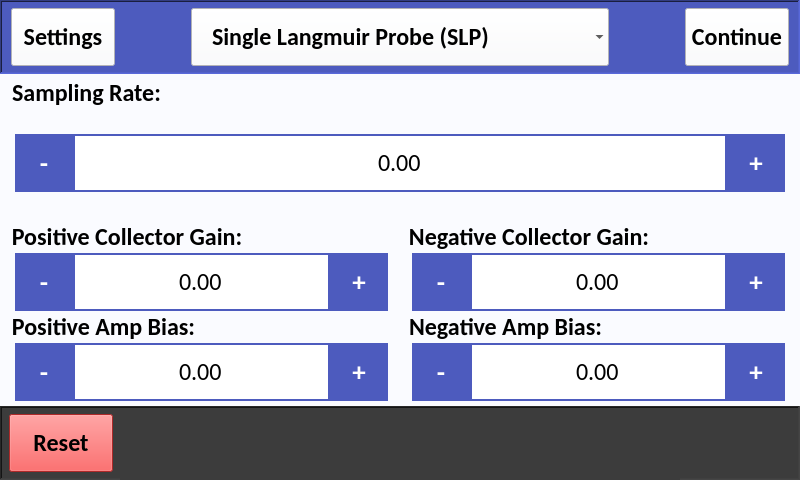
Above: src/user_interface/experiment_setup.ui from CFigueroa90894/plasmetry before the change. Below: the same form after it.
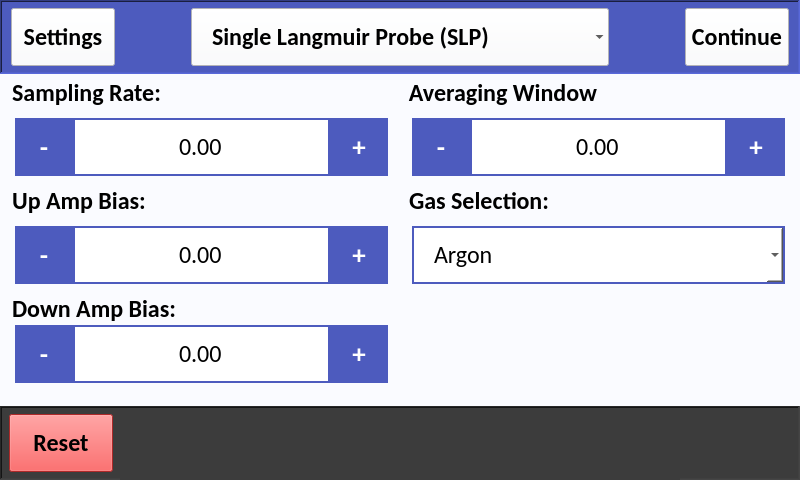
That is the form after the change. The open tabs and pages were chosen to show the change.

The edit to the form file:
```diff
--- a/src/user_interface/experiment_setup.ui
+++ b/src/user_interface/experiment_setup.ui
@@ -300,7 +300,7 @@
       </property>
       <property name="styleSheet">
        <string notr="true">QGroupBox {
-	border: 1px solid transparent;
+	border: 1px solid #fafbff;
 	background-color: transparent;
     color: black; 
     margin-top: 30px;  /* Add margin to preserve space for the title */
@@ -2208,210 +2208,6 @@
         <property name="bottomMargin">
          <number>0</number>
         </property>
-        <item>
-         <widget class="QFrame" name="frame_24">
-          <property name="frameShape">
-           <enum>QFrame::StyledPanel</enum>
-          </property>
-          <property name="frameShadow">
-           <enum>QFrame::Raised</enum>
-          </property>
-          <layout class="QHBoxLayout" name="horizontalLayout_39">
-           <property name="spacing">
-            <number>0</number>
-           </property>
-           <property name="leftMargin">
-            <number>0</number>
-           </property>
-           <property name="topMargin">
-            <number>0</number>
-           </property>
-           <property name="rightMargin">
-            <number>0</number>
-           </property>
-           <property name="bottomMargin">
-            <number>0</number>
-           </property>
-           <item>
-            <widget class="QFrame" name="frame_25">
-             <property name="frameShape">
-              <enum>QFrame::StyledPanel</enum>
-             </property>
-             <property name="frameShadow">
-              <enum>QFrame::Raised</enum>
-             </property>
-             <layout class="QVBoxLayout" name="verticalLayout_25">
-              <property name="spacing">
-               <number>0</number>
-              </property>
-              <property name="leftMargin">
-               <number>0</number>
-              </property>
-              <property name="topMargin">
-               <number>0</number>
-              </property>
-              <property name="rightMargin">
-               <number>0</number>
-              </property>
-              <property name="bottomMargin">
-               <number>0</number>
-              </property>
-              <item>
-               <widget class="QGroupBox" name="tlp_c_sampling_rate_gb">
-                <property name="font">
-                 <font>
-                  <family>Calibri</family>
-                  <pointsize>18</pointsize>
-                  <weight>75</weight>
-                  <bold>true</bold>
-                 </font>
-                </property>
-                <property name="styleSheet">
-                 <string notr="true"/>
-                </property>
-                <property name="title">
-                 <string>Sampling Rate:</string>
-                </property>
-                <property name="alignment">
-                 <set>Qt::AlignLeading|Qt::AlignLeft|Qt::AlignVCenter</set>
-                </property>
-                <layout class="QHBoxLayout" name="horizontalLayout_40">
-                 <property name="spacing">
-                  <number>0</number>
-                 </property>
-                 <property name="leftMargin">
-                  <number>10</number>
-                 </property>
-                 <property name="topMargin">
-                  <number>0</number>
-                 </property>
-                 <property name="rightMargin">
-                  <number>10</number>
-                 </property>
-                 <property name="bottomMargin">
-                  <number>0</number>
-                 </property>
-                 <item>
-                  <widget class="QToolButton" name="tlp_c_sampling_rate_minus">
-                   <property name="minimumSize">
-                    <size>
-                     <width>58</width>
-                     <height>58</height>
-                    </size>
-                   </property>
-                   <property name="maximumSize">
-                    <size>
-                     <width>58</width>
-                     <height>58</height>
-                    </size>
-                   </property>
-                   <property name="font">
-                    <font>
-                     <pointsize>20</pointsize>
-                     <weight>75</weight>
-                     <bold>true</bold>
-                    </font>
-                   </property>
-                   <property name="text">
-                    <string>-</string>
-                   </property>
-                  </widget>
-                 </item>
-                 <item>
-                  <widget class="QDoubleSpinBox" name="tlp_c_sampling_rate_input">
-                   <property name="minimumSize">
-                    <size>
-                     <width>0</width>
-                     <height>58</height>
-                    </size>
-                   </property>
-                   <property name="maximumSize">
-                    <size>
-                     <width>1000</width>
-                     <height>58</height>
-                    </size>
-                   </property>
-                   <property name="font">
-                    <font>
-                     <family>Calibri</family>
-                     <pointsize>18</pointsize>
-                    </font>
-                   </property>
-                   <property name="focusPolicy">
-                    <enum>Qt::NoFocus</enum>
-                   </property>
-                   <property name="layoutDirection">
-                    <enum>Qt::LeftToRight</enum>
-                   </property>
-                   <property name="styleSheet">
-                    <string notr="true">QDoubleSpinBox {
-	background-color: #FFFFFF;
-}</string>
-                   </property>
-                   <property name="alignment">
-                    <set>Qt::AlignCenter</set>
-                   </property>
-                   <property name="readOnly">
-                    <bool>true</bool>
-                   </property>
-                   <property name="buttonSymbols">
-                    <enum>QAbstractSpinBox::NoButtons</enum>
-                   </property>
-                   <property name="correctionMode">
-                    <enum>QAbstractSpinBox::CorrectToPreviousValue</enum>
-                   </property>
-                   <property name="showGroupSeparator" stdset="0">
-                    <bool>false</bool>
-                   </property>
-                   <property name="decimals">
-                    <number>2</number>
-                   </property>
-                   <property name="minimum">
-                    <double>-10000.000000000000000</double>
-                   </property>
-                   <property name="maximum">
-                    <double>10000.000000000000000</double>
-                   </property>
-                  </widget>
-                 </item>
-                 <item>
-                  <widget class="QToolButton" name="tlp_c_sampling_rate_plus">
-                   <property name="minimumSize">
-                    <size>
-                     <width>58</width>
-                     <height>58</height>
-                    </size>
-                   </property>
-                   <property name="maximumSize">
-                    <size>
-                     <width>16777215</width>
-                     <height>58</height>
-                    </size>
-                   </property>
-                   <property name="font">
-                    <font>
-                     <pointsize>20</pointsize>
-                     <weight>75</weight>
-                     <bold>true</bold>
-                    </font>
-                   </property>
-                   <property name="focusPolicy">
-                    <enum>Qt::NoFocus</enum>
-                   </property>
-                   <property name="text">
-                    <string>+</string>
-                   </property>
-                  </widget>
-                 </item>
-                </layout>
-               </widget>
-              </item>
-             </layout>
-            </widget>
-           </item>
-          </layout>
-         </widget>
-        </item>
         <item>
          <widget class="QFrame" name="frame_21">
           <property name="frameShape">
@@ -2474,12 +2270,12 @@
                  <string notr="true"/>
                 </property>
                 <property name="title">
-                 <string>Positive Collector Gain:</string>
+                 <string>Sampling Rate:</string>
                 </property>
                 <property name="alignment">
                  <set>Qt::AlignLeading|Qt::AlignLeft|Qt::AlignVCenter</set>
                 </property>
-                <layout class="QHBoxLayout" name="horizontalLayout_35">
+                <layout class="QHBoxLayout" name="horizontalLayout_40">
                  <property name="spacing">
                   <number>0</number>
                  </property>
@@ -2496,7 +2292,7 @@
                   <number>0</number>
                  </property>
                  <item>
-                  <widget class="QToolButton" name="tlp_c_positive_collector_gain_minus">
+                  <widget class="QToolButton" name="tlc_sampling_rate_minus">
                    <property name="minimumSize">
                     <size>
                      <width>58</width>
@@ -2522,7 +2318,7 @@
                   </widget>
                  </item>
                  <item>
-                  <widget class="QDoubleSpinBox" name="tlp_c_positive_collector_gain_input">
+                  <widget class="QDoubleSpinBox" name="tlc_sampling_rate_input">
                    <property name="minimumSize">
                     <size>
                      <width>0</width>
@@ -2579,7 +2375,7 @@
                   </widget>
                  </item>
                  <item>
-                  <widget class="QToolButton" name="tlp_c_positive_collector_gain_plus">
+                  <widget class="QToolButton" name="tlc_sampling_rate_plus">
                    <property name="minimumSize">
                     <size>
                      <width>58</width>
@@ -2621,7 +2417,7 @@
                  </font>
                 </property>
                 <property name="title">
-                 <string>Positive Amp Bias:</string>
+                 <string>Up Amp Bias:</string>
                 </property>
                 <property name="alignment">
                  <set>Qt::AlignLeading|Qt::AlignLeft|Qt::AlignVCenter</set>
@@ -2720,7 +2516,157 @@
                   </widget>
                  </item>
                  <item>
-                  <widget class="QToolButton" name="tlp_c_positive_amp_bias_plus">
+                  <widget class="QToolButton" name="tlc_up_amp_bias_plus">
+                   <property name="minimumSize">
+                    <size>
+                     <width>58</width>
+                     <height>58</height>
+                    </size>
+                   </property>
+                   <property name="maximumSize">
+                    <size>
+                     <width>16777215</width>
+                     <height>58</height>
+                    </size>
+                   </property>
+                   <property name="font">
+                    <font>
+                     <pointsize>20</pointsize>
+                     <weight>75</weight>
+                     <bold>true</bold>
+                    </font>
+                   </property>
+                   <property name="focusPolicy">
+                    <enum>Qt::NoFocus</enum>
+                   </property>
+                   <property name="text">
+                    <string>+</string>
+                   </property>
+                  </widget>
+                 </item>
+                </layout>
+               </widget>
+              </item>
+              <item>
+               <widget class="QGroupBox" name="tlc_down_amp_bias_gb">
+                <property name="font">
+                 <font>
+                  <family>Calibri</family>
+                  <pointsize>18</pointsize>
+                  <weight>75</weight>
+                  <bold>true</bold>
+                 </font>
+                </property>
+                <property name="styleSheet">
+                 <string notr="true"/>
+                </property>
+                <property name="title">
+                 <string>Down Amp Bias:</string>
+                </property>
+                <property name="alignment">
+                 <set>Qt::AlignLeading|Qt::AlignLeft|Qt::AlignVCenter</set>
+                </property>
+                <layout class="QHBoxLayout" name="horizontalLayout_57">
+                 <property name="spacing">
+                  <number>0</number>
+                 </property>
+                 <property name="leftMargin">
+                  <number>10</number>
+                 </property>
+                 <property name="topMargin">
+                  <number>0</number>
+                 </property>
+                 <property name="rightMargin">
+                  <number>10</number>
+                 </property>
+                 <property name="bottomMargin">
+                  <number>0</number>
+                 </property>
+                 <item alignment="Qt::AlignTop">
+                  <widget class="QToolButton" name="tlc_down_amp_bias_minus">
+                   <property name="minimumSize">
+                    <size>
+                     <width>58</width>
+                     <height>58</height>
+                    </size>
+                   </property>
+                   <property name="maximumSize">
+                    <size>
+                     <width>58</width>
+                     <height>58</height>
+                    </size>
+                   </property>
+                   <property name="font">
+                    <font>
+                     <pointsize>20</pointsize>
+                     <weight>75</weight>
+                     <bold>true</bold>
+                    </font>
+                   </property>
+                   <property name="text">
+                    <string>-</string>
+                   </property>
+                  </widget>
+                 </item>
+                 <item alignment="Qt::AlignTop">
+                  <widget class="QDoubleSpinBox" name="tlc_down_amp_bias_input">
+                   <property name="minimumSize">
+                    <size>
+                     <width>0</width>
+                     <height>58</height>
+                    </size>
+                   </property>
+                   <property name="maximumSize">
+                    <size>
+                     <width>1000</width>
+                     <height>58</height>
+                    </size>
+                   </property>
+                   <property name="font">
+                    <font>
+                     <family>Calibri</family>
+                     <pointsize>18</pointsize>
+                    </font>
+                   </property>
+                   <property name="focusPolicy">
+                    <enum>Qt::NoFocus</enum>
+                   </property>
+                   <property name="layoutDirection">
+                    <enum>Qt::LeftToRight</enum>
+                   </property>
+                   <property name="styleSheet">
+                    <string notr="true">QDoubleSpinBox {
+	background-color: #FFFFFF;
+}</string>
+                   </property>
+                   <property name="alignment">
+                    <set>Qt::AlignCenter</set>
+                   </property>
+                   <property name="readOnly">
+                    <bool>true</bool>
+                   </property>
+                   <property name="buttonSymbols">
+                    <enum>QAbstractSpinBox::NoButtons</enum>
+                   </property>
+                   <property name="correctionMode">
+                    <enum>QAbstractSpinBox::CorrectToPreviousValue</enum>
+                   </property>
+                   <property name="showGroupSeparator" stdset="0">
+                    <bool>false</bool>
+                   </property>
+                   <property name="decimals">
+                    <number>2</number>
+                   </property>
+                   <property name="minimum">
+                    <double>-10000.000000000000000</double>
+                   </property>
+                   <property name="maximum">
+                    <double>10000.000000000000000</double>
+                   </property>
+                  </widget>
+                 </item>
+                 <item alignment="Qt::AlignTop">
+                  <widget class="QToolButton" name="tlc_down_amp_bias_plus">
                    <property name="minimumSize">
                     <size>
                      <width>58</width>
@@ -2792,7 +2738,7 @@
                  <string notr="true"/>
                 </property>
                 <property name="title">
-                 <string>Negative Collector Gain:</string>
+                 <string>Averaging Window</string>
                 </property>
                 <property name="alignment">
                  <set>Qt::AlignLeading|Qt::AlignLeft|Qt::AlignVCenter</set>
@@ -2942,12 +2888,12 @@
                  <string notr="true"/>
                 </property>
                 <property name="title">
-                 <string>Negative Amp Bias:</string>
+                 <string>Gas Selection:</string>
                 </property>
                 <property name="alignment">
                  <set>Qt::AlignLeading|Qt::AlignLeft|Qt::AlignVCenter</set>
                 </property>
-                <layout class="QHBoxLayout" name="horizontalLayout_38">
+                <layout class="QVBoxLayout" name="verticalLayout_28">
                  <property name="spacing">
                   <number>0</number>
                  </property>
@@ -2964,35 +2910,9 @@
                   <number>0</number>
                  </property>
                  <item>
-                  <widget class="QToolButton" name="tlp_c_negative_amp_bias_minus">
+                  <widget class="QComboBox" name="tlc_gas_select_cb">
                    <property name="minimumSize">
                     <size>
-                     <width>58</width>
-                     <height>58</height>
-                    </size>
-                   </property>
-                   <property name="maximumSize">
-                    <size>
-                     <width>58</width>
-                     <height>58</height>
-                    </size>
-                   </property>
-                   <property name="font">
-                    <font>
-                     <pointsize>20</pointsize>
-                     <weight>75</weight>
-                     <bold>true</bold>
-                    </font>
-                   </property>
-                   <property name="text">
-                    <string>-</string>
-                   </property>
-                  </widget>
-                 </item>
-                 <item>
-                  <widget class="QDoubleSpinBox" name="tlp_c_negative_amp_bias_input">
-                   <property name="minimumSize">
-                    <size>
                      <width>0</width>
                      <height>58</height>
                     </size>
@@ -3007,74 +2927,104 @@
                     <font>
                      <family>Calibri</family>
                      <pointsize>18</pointsize>
+                     <weight>50</weight>
+                     <bold>false</bold>
                     </font>
                    </property>
                    <property name="focusPolicy">
                     <enum>Qt::NoFocus</enum>
                    </property>
-                   <property name="layoutDirection">
-                    <enum>Qt::LeftToRight</enum>
-                   </property>
                    <property name="styleSheet">
-                    <string notr="true">QDoubleSpinBox {
+                    <string notr="true">QComboBox {
 	background-color: #FFFFFF;
-}</string>
+	padding-left: 20px;
+	text-align: left;
+}
+
+QComboBox:focus {
+    outline: none; 
+    border: 1px solid gray;
+}
+
+QComboBox QAbstractItemView {
+    selection-background-color: white;
+    selection-color: black; 
+}
+</string>
                    </property>
-                   <property name="alignment">
-                    <set>Qt::AlignCenter</set>
-                   </property>
-                   <property name="readOnly">
+                   <property name="frame">
                     <bool>true</bool>
                    </property>
-                   <property name="buttonSymbols">
-                    <enum>QAbstractSpinBox::NoButtons</enum>
-                   </property>
-                   <property name="correctionMode">
-                    <enum>QAbstractSpinBox::CorrectToPreviousValue</enum>
-                   </property>
-                   <property name="showGroupSeparator" stdset="0">
-                    <bool>false</bool>
-                   </property>
-                   <property name="decimals">
-                    <number>2</number>
-                   </property>
-                   <property name="minimum">
-                    <double>-10000.000000000000000</double>
-                   </property>
-                   <property name="maximum">
-                    <double>10000.000000000000000</double>
-                   </property>
+                   <item>
+                    <property name="text">
+                     <string>Argon</string>
+                    </property>
+                   </item>
+                   <item>
+                    <property name="text">
+                     <string>Helium</string>
+                    </property>
+                   </item>
+                   <item>
+                    <property name="text">
+                     <string>Nitrogen</string>
+                    </property>
+                   </item>
+                   <item>
+                    <property name="text">
+                     <string>CO2</string>
+                    </property>
+                   </item>
+                   <item>
+                    <property name="text">
+                     <string>Oxygen</string>
+                    </property>
+                   </item>
+                   <item>
+                    <property name="text">
+                     <string>Hydrogen</string>
+                    </property>
+                   </item>
                   </widget>
                  </item>
-                 <item>
-                  <widget class="QToolButton" name="tlp_c_negative_amp_bias_plus">
-                   <property name="minimumSize">
-                    <size>
-                     <width>58</width>
-                     <height>58</height>
-                    </size>
-                   </property>
-                   <property name="maximumSize">
-                    <size>
-                     <width>16777215</width>
-                     <height>58</height>
-                    </size>
-                   </property>
-                   <property name="font">
-                    <font>
-                     <pointsize>20</pointsize>
-                     <weight>75</weight>
-                     <bold>true</bold>
-                    </font>
-                   </property>
-                   <property name="focusPolicy">
-                    <enum>Qt::NoFocus</enum>
-                   </property>
-                   <property name="text">
-                    <string>+</string>
-                   </property>
-                  </widget>
-                 </item>
+                </layout>
+               </widget>
+              </item>
+              <item>
+               <widget class="QGroupBox" name="filler">
+                <property name="font">
+                 <font>
+                  <family>Calibri</family>
+                  <pointsize>18</pointsize>
+                  <weight>75</weight>
+                  <bold>true</bold>
+                 </font>
+                </property>
+                <property name="styleSheet">
+                 <string notr="true"/>
+                </property>
+                <property name="title">
+                 <string/>
+                </property>
+                <property name="alignment">
+                 <set>Qt::AlignLeading|Qt::AlignLeft|Qt::AlignVCenter</set>
+                </property>
+                <layout class="QVBoxLayout" name="verticalLayout_30">
+                 <property name="spacing">
+                  <number>0</number>
+                 </property>
+                 <property name="leftMargin">
+                  <number>10</number>
+                 </property>
+                 <property name="topMargin">
+                  <number>0</number>
+                 </property>
+                 <property name="rightMargin">
+                  <number>10</number>
+                 </property>
+                 <property name="bottomMargin">
+                  <number>0</number>
+                 </property>
                 </layout>
                </widget>
               </item>
@@ -3103,210 +3053,6 @@
         <property name="bottomMargin">
          <number>0</number>
         </property>
-        <item>
-         <widget class="QFrame" name="frame_29">
-          <property name="frameShape">
-           <enum>QFrame::StyledPanel</enum>
-          </property>
-          <property name="frameShadow">
-           <enum>QFrame::Raised</enum>
-          </property>
-          <layout class="QHBoxLayout" name="horizontalLayout_46">
-           <property name="spacing">
-            <number>0</number>
-           </property>
-           <property name="leftMargin">
-            <number>0</number>
-           </property>
-           <property name="topMargin">
-            <number>0</number>
-           </property>
-           <property name="rightMargin">
-            <number>0</number>
-           </property>
-           <property name="bottomMargin">
-            <number>0</number>
-           </property>
-           <item>
-            <widget class="QFrame" name="frame_30">
-             <property name="frameShape">
-              <enum>QFrame::StyledPanel</enum>
-             </property>
-             <property name="frameShadow">
-              <enum>QFrame::Raised</enum>
-             </property>
-             <layout class="QVBoxLayout" name="verticalLayout_28">
-              <property name="spacing">
-               <number>0</number>
-              </property>
-              <property name="leftMargin">
-               <number>0</number>
-              </property>
-              <property name="topMargin">
-               <number>0</number>
-              </property>
-              <property name="rightMargin">
-               <number>0</number>
-              </property>
-              <property name="bottomMargin">
-               <number>0</number>
-              </property>
-              <item>
-               <widget class="QGroupBox" name="tlp_v_sampling_rate_gb">
-                <property name="font">
-                 <font>
-                  <family>Calibri</family>
-                  <pointsize>18</pointsize>
-                  <weight>75</weight>
-                  <bold>true</bold>
-                 </font>
-                </property>
-                <property name="styleSheet">
-                 <string notr="true"/>
-                </property>
-                <property name="title">
-                 <string>Sampling Rate:</string>
-                </property>
-                <property name="alignment">
-                 <set>Qt::AlignLeading|Qt::AlignLeft|Qt::AlignVCenter</set>
-                </property>
-                <layout class="QHBoxLayout" name="horizontalLayout_47">
-                 <property name="spacing">
-                  <number>0</number>
-                 </property>
-                 <property name="leftMargin">
-                  <number>10</number>
-                 </property>
-                 <property name="topMargin">
-                  <number>0</number>
-                 </property>
-                 <property name="rightMargin">
-                  <number>10</number>
-                 </property>
-                 <property name="bottomMargin">
-                  <number>0</number>
-                 </property>
-                 <item>
-                  <widget class="QToolButton" name="tlp_v_sampling_rate_minus">
-                   <property name="minimumSize">
-                    <size>
-                     <width>58</width>
-                     <height>58</height>
-                    </size>
-                   </property>
-                   <property name="maximumSize">
-                    <size>
-                     <width>58</width>
-                     <height>58</height>
-                    </size>
-                   </property>
-                   <property name="font">
-                    <font>
-                     <pointsize>20</pointsize>
-                     <weight>75</weight>
-                     <bold>true</bold>
-                    </font>
-                   </property>
-                   <property name="text">
-                    <string>-</string>
-                   </property>
-                  </widget>
-                 </item>
-                 <item>
-                  <widget class="QDoubleSpinBox" name="tlp_v_sampling_rate_input">
-                   <property name="minimumSize">
-                    <size>
-                     <width>0</width>
-                     <height>58</height>
-                    </size>
-                   </property>
-                   <property name="maximumSize">
-                    <size>
-                     <width>1000</width>
-                     <height>58</height>
-                    </size>
-                   </property>
-                   <property name="font">
-                    <font>
-                     <family>Calibri</family>
-                     <pointsize>18</pointsize>
-                    </font>
-                   </property>
-                   <property name="focusPolicy">
-                    <enum>Qt::NoFocus</enum>
-                   </property>
-                   <property name="layoutDirection">
-                    <enum>Qt::LeftToRight</enum>
-                   </property>
-                   <property name="styleSheet">
-                    <string notr="true">QDoubleSpinBox {
-	background-color: #FFFFFF;
-}</string>
-                   </property>
-                   <property name="alignment">
-                    <set>Qt::AlignCenter</set>
-                   </property>
-                   <property name="readOnly">
-                    <bool>true</bool>
-                   </property>
-                   <property name="buttonSymbols">
-                    <enum>QAbstractSpinBox::NoButtons</enum>
-                   </property>
-                   <property name="correctionMode">
-                    <enum>QAbstractSpinBox::CorrectToPreviousValue</enum>
-                   </property>
-                   <property name="showGroupSeparator" stdset="0">
-                    <bool>false</bool>
-                   </property>
-                   <property name="decimals">
-                    <number>2</number>
-                   </property>
-                   <property name="minimum">
-                    <double>-10000.000000000000000</double>
-                   </property>
-                   <property name="maximum">
-                    <double>10000.000000000000000</double>
-                   </property>
-                  </widget>
-                 </item>
-                 <item>
-                  <widget class="QToolButton" name="tlp_v_sampling_rate_plus">
-                   <property name="minimumSize">
-                    <size>
-                     <width>58</width>
-                     <height>58</height>
-                    </size>
-                   </property>
-                   <property name="maximumSize">
-                    <size>
-                     <width>16777215</width>
-                     <height>58</height>
-                    </size>
-                   </property>
-                   <property name="font">
-                    <font>
-                     <pointsize>20</pointsize>
-                     <weight>75</weight>
-                     <bold>true</bold>
-                    </font>
-                   </property>
-                   <property name="focusPolicy">
-                    <enum>Qt::NoFocus</enum>
-                   </property>
-                   <property name="text">
-                    <string>+</string>
-                   </property>
-                  </widget>
-                 </item>
-                </layout>
-               </widget>
-              </item>
-             </layout>
-            </widget>
-           </item>
-          </layout>
-         </widget>
-        </item>
         <item>
          <widget class="QFrame" name="frame_26">
           <property name="frameShape">
```
Left out of the diff: 670 changed lines with no effect on the pictures.
